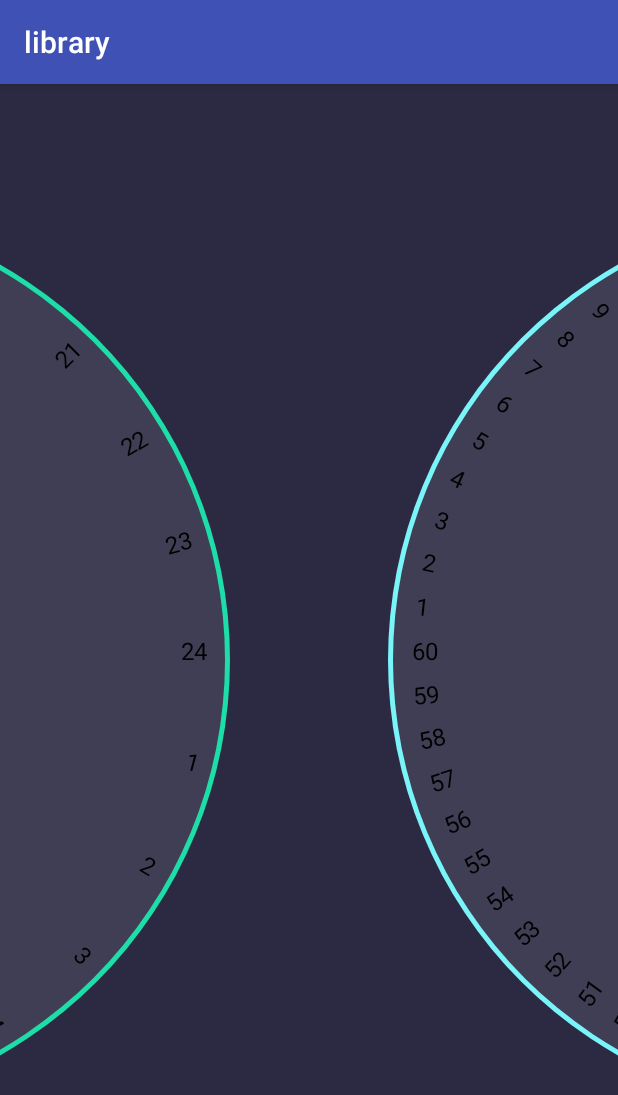
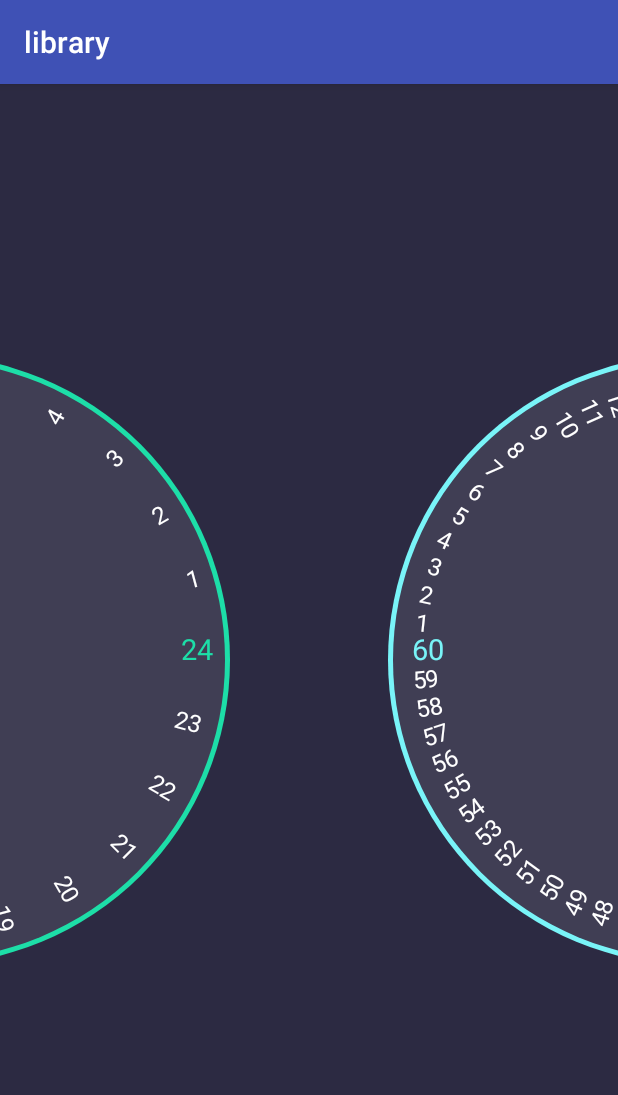
Before and after one commit to TeeRawk/time-picker, an Android app: the screen it shows after launch (MainActivity), on a phone screen of 412 x 824 dp. Shown: the top 1095 px of the screen. Run offline under Robolectric (Android 15) with nearby library versions, the phone set to English and light mode, and no system bars.

Commit message:
added  showing selected numbers on pickers, added some api to the pickers

```diff
--- a/library/src/main/java/com/yalantis/library/TimePicker.java
+++ b/library/src/main/java/com/yalantis/library/TimePicker.java
@@ -7,6 +7,8 @@ import android.graphics.Color;
 import android.graphics.Paint;
 import android.graphics.Rect;
 import android.os.Handler;
+import android.support.annotation.ColorInt;
+import android.support.annotation.ColorRes;
 import android.support.v4.content.ContextCompat;
 import android.util.AttributeSet;
 import android.view.MotionEvent;
@@ -27,7 +29,7 @@ import com.yalantis.library.utils.VelocityUtils;
  */
 public class TimePicker extends View {
     private final Context mContext = getContext();
-    private final static int CIRCLE_RADIUS_DP = 300;
+    private final static int CIRCLE_RADIUS_DP = 200;
     public final static int MAX_ANGLE = 360;
     private final static int TEXT_OFFSETX_DP = 12;
     private final static int TEXT_SIZE_DP = 16;
@@ -52,6 +54,7 @@ public class TimePicker extends View {
     private int mGravity = 0;
     private boolean isDrag;
     private boolean isRotationAnimating;
+    private Paint mSelectedTextPaint;
     private Paint mCircleStrokePaint;
     private int mAngleBetweenNumbers;
 
@@ -70,8 +73,10 @@ public class TimePicker extends View {
 
     private void init(AttributeSet attrs) {
         int circleColor = Color.WHITE;
-        int textColor = Color.BLACK;
+        int textColor = Color.WHITE;
+        int selectedText = Color.RED;
         int strokeColor = Color.BLACK;
+        int textSize = DimenUtils.convertDpToPixel(getContext(), TEXT_SIZE_DP);
 
         TypedArray a = mContext.getTheme().obtainStyledAttributes(
                 attrs,
@@ -80,31 +85,118 @@ public class TimePicker extends View {
 
         mCircleRadius = DimenUtils.convertDpToPixel(mContext, CIRCLE_RADIUS_DP);
         mCirclePaint = new Paint();
+        mSelectedTextPaint = new Paint();
+        mSelectedTextPaint.setTextSize(DimenUtils.convertDpToPixel(getContext(), TEXT_SIZE_DP + 3));
+
         mCircleStrokePaint = new Paint();
-        mCircleStrokePaint.setColor(ContextCompat.getColor(mContext, R.color.hoursSelectedColor));
-        //TODO extract 3 when design is ready
-        mCircleStrokePaint.setTextSize(DimenUtils.convertDpToPixel(getContext(), TEXT_SIZE_DP + 3));
+
         mTextPaint = new Paint();
-        mTextPaint.setTextSize(DimenUtils.convertDpToPixel(getContext(), TEXT_SIZE_DP));
+
         mTextPaint.setAntiAlias(true);
 
 
         try {
             mNumbersCount = a.getInteger(R.styleable.TimePicker_numbersCount, 12);
             circleColor = a.getColor(R.styleable.TimePicker_clockColor, Color.WHITE);
-            textColor = a.getColor(R.styleable.TimePicker_textColor, Color.BLACK);
+            textColor = a.getColor(R.styleable.TimePicker_textColor, Color.WHITE);
+            selectedText = a.getColor(R.styleable.TimePicker_selectedTextColor, Color.RED);
             strokeColor = a.getColor(R.styleable.TimePicker_strokeColor, Color.BLACK);
+            textSize = a.getDimensionPixelSize(R.styleable.TimePicker_textSize, textSize);
             mGravity = a.getInteger(R.styleable.TimePicker_gravity, 0);
         } finally {
             a.recycle();
         }
         mCirclePaint.setColor(circleColor);
         mTextPaint.setColor(textColor);
+        mSelectedTextPaint.setColor(selectedText);
         mCircleStrokePaint.setColor(strokeColor);
+        mTextPaint.setTextSize(textSize);
+
         mAngleBetweenNumbers = MAX_ANGLE / mNumbersCount;
 
         ViewConfiguration configuration = ViewConfiguration.get(getContext());
         mSlop = configuration.getScaledTouchSlop();
+    }
+
+
+    public int getCircleRadius() {
+        return mCircleRadius;
+    }
+
+    public void setCircleRadius(int circleRadius) {
+        mCircleRadius = circleRadius;
+        invalidate();
+        requestLayout();
+    }
+
+    @ColorInt
+    public int getTextColor() {
+        return mTextPaint.getColor();
+    }
+
+    public void setTextColor(@ColorInt int color) {
+        mTextPaint.setColor(color);
+        invalidate();
+    }
+
+    public void setTextColorRes(@ColorRes int color) {
+        mTextPaint.setColor(ContextCompat.getColor(mContext, color));
+        invalidate();
+    }
+
+    @ColorInt
+    public int getSelectedTextColor() {
+        return mSelectedTextPaint.getColor();
+    }
+
+    public void setSelectedTextColor(@ColorInt int color) {
+        mSelectedTextPaint.setColor(color);
+        invalidate();
+    }
+
+    public void setSelectedTextColorRes(@ColorRes int color) {
+        mSelectedTextPaint.setColor(ContextCompat.getColor(mContext, color));
+        invalidate();
+    }
+
+    @ColorInt
+    public int getCircleColor() {
+        return mCirclePaint.getColor();
+    }
+
+    public void setCircleColor(@ColorInt int color) {
+        mCirclePaint.setColor(color);
+        invalidate();
+    }
+
+    public void setCircleColorRes(@ColorRes int color) {
+        mCirclePaint.setColor(ContextCompat.getColor(mContext, color));
+        invalidate();
+    }
+
+    public void setTextSize(float textSize) {
+        mTextPaint.setTextSize(textSize);
+        invalidate();
+        requestLayout();
+    }
+
+    public float getTextSize() {
+        return mTextPaint.getTextSize();
+    }
+
+    public void setSelectedNumber(int number) {
+        mRotateAngle = number * mAngleBetweenNumbers;
+        invalidate();
+    }
+
+    public float getSelectedNumber() {
+        float selectedNumber = (float) Math.floor(mRotateAngle) / (MAX_ANGLE / mNumbersCount);
+        if (selectedNumber <= 0) {
+            selectedNumber = mNumbersCount + selectedNumber;
+        } else if (selectedNumber == 0) {
+            selectedNumber = mNumbersCount;
+        }
+        return selectedNumber;
     }
 
     @Override
@@ -112,9 +204,9 @@ public class TimePicker extends View {
         super.onMeasure(widthMeasureSpec, heightMeasureSpec);
         //checking the gravity and mirroring the time picker
         if (mGravity == 0) {
-            mCirclePositionX = -mCircleRadius / 2;
+            mCirclePositionX = -mCircleRadius / 4;
         } else {
-            mCirclePositionX = getMeasuredWidth() + mCircleRadius / 2;
+            mCirclePositionX = getMeasuredWidth() + mCircleRadius / 4;
         }
         mCirclePositionY = getMeasuredHeight() / 2;
     }
@@ -123,46 +215,60 @@ public class TimePicker extends View {
     protected void onDraw(Canvas canvas) {
         super.onDraw(canvas);
         canvas.save();
-        drawWatchFace(canvas, mCirclePositionX, mCirclePositionY);
+        drawWatchFace(canvas);
         canvas.restore();
     }
 
-    private void drawWatchFace(final Canvas canvas, float circleX, float circleY) {
+    private void drawWatchFace(final Canvas canvas) {
+
+        float selectedNumber = getSelectedNumber();
         // we should rotate in a different direction when view has right gravity,
         // to ensure all two pickers rotating in the same direction
         if (mGravity == 0) {
-            canvas.rotate(mRotateAngle, circleX, circleY);
+            canvas.rotate(mRotateAngle, mCirclePositionX, mCirclePositionY);
         } else {
-            canvas.rotate(-mRotateAngle, circleX, circleY);
+            canvas.rotate(-mRotateAngle, mCirclePositionX, mCirclePositionY);
         }
 
         //TODO extract 5 when design is ready
-        canvas.drawCircle(circleX, circleY, mCircleRadius + 5, mCircleStrokePaint);
-        canvas.drawCircle(circleX, circleY, mCircleRadius, mCirclePaint);
+        canvas.drawCircle(mCirclePositionX, mCirclePositionY, mCircleRadius + 5, mCircleStrokePaint);
 
-        drawNumbersOnWatchFace(canvas, circleX, circleY);
+        canvas.drawCircle(mCirclePositionX, mCirclePositionY, mCircleRadius, mCirclePaint);
+
+
+        drawNumbersOnWatchFace(canvas, Math.round(selectedNumber));
     }
 
-    private void drawNumbersOnWatchFace(Canvas canvas, float circleX, float circleY) {
+    private void drawNumbersOnWatchFace(Canvas canvas, int selectedNumber) {
         for (int i = 1; i <= mNumbersCount; i++) {
             final String text = String.valueOf(i);
-            drawNumber(canvas, circleX, circleY, text, getTextX(circleX, text));
+            drawNumber(canvas, text, selectedNumber);
         }
     }
 
-    private float getTextX(float circleX, String text) {
+    private float getTextX(String text) {
         final Rect textBounds = new Rect();
         mTextPaint.getTextBounds(text, 0, text.length(), textBounds);
         if (mGravity == 0) {
-            return circleX + (mCircleRadius) - textBounds.right - DimenUtils.convertDpToPixel(mContext, TEXT_OFFSETX_DP);
+            return mCirclePositionX + (mCircleRadius) - textBounds.right - DimenUtils.convertDpToPixel(mContext, TEXT_OFFSETX_DP);
         } else {
-            return circleX - mCircleRadius + textBounds.left + DimenUtils.convertDpToPixel(mContext, TEXT_OFFSETX_DP);
+            return mCirclePositionX - mCircleRadius + textBounds.left + DimenUtils.convertDpToPixel(mContext, TEXT_OFFSETX_DP);
         }
     }
 
-    private void drawNumber(Canvas canvas, float circleX, float circleY, String text, float textX) {
-        canvas.rotate(MAX_ANGLE / mNumbersCount, circleX, circleY);
-        canvas.drawText(text, textX, circleY, mTextPaint);
+    private void drawNumber(Canvas canvas, String text, int selectedNumber) {
+        if (mGravity == 0) {
+            canvas.rotate(-MAX_ANGLE / mNumbersCount, mCirclePositionX, mCirclePositionY);
+
+        } else {
+            canvas.rotate(MAX_ANGLE / mNumbersCount, mCirclePositionX, mCirclePositionY);
+        }
+        float textX = getTextX(text);
+        if (Integer.valueOf(text) == selectedNumber) {
+            canvas.drawText(text, textX, mCirclePositionY, mSelectedTextPaint);
+        } else {
+            canvas.drawText(text, textX, mCirclePositionY, mTextPaint);
+        }
     }
 
     @Override
@@ -175,7 +281,7 @@ public class TimePicker extends View {
                 return true;
             }
             case MotionEvent.ACTION_UP: {
-                if (!MathUtils.isAngleAtNumber(mRotateAngle, mNumbersCount, MAX_ANGLE)) {
+                if (!MathUtils.isAngleAtNumber(mRotateAngle, mAngleBetweenNumbers)) {
                     rotateAnimation();
                 }
                 return true;
--- a/library/src/main/res/layout/layout_time_picker_holder.xml
+++ b/library/src/main/res/layout/layout_time_picker_holder.xml
@@ -12,6 +12,7 @@
         android:layout_weight="1"
         app:clockColor="@color/clockBG"
         app:numbersCount="24"
+        app:selectedTextColor="@color/hoursSelectedColor"
         app:strokeColor="@color/hoursSelectedColor"/>
 
     <com.yalantis.library.TimePicker
@@ -20,8 +21,10 @@
         android:layout_height="match_parent"
         android:layout_weight="1"
         app:clockColor="@color/clockBG"
+        android:clickable="false"
         app:gravity="right"
         app:numbersCount="60"
+        app:selectedTextColor="@color/minutesSelectedColor"
         app:strokeColor="@color/minutesSelectedColor"/>
 
 </LinearLayout>
--- a/library/src/main/res/values/attrs.xml
+++ b/library/src/main/res/values/attrs.xml
@@ -2,9 +2,11 @@
 <resources>
     <declare-styleable name="TimePicker">
         <attr name="numbersCount" format="integer"/>
+        <attr name="textSize" format="dimension"/>
         <attr name="clockColor" format="color"/>
         <attr name="startValue" format="integer"/>
         <attr name="textColor" format="color"/>
+        <attr name="selectedTextColor" format="color"/>
         <attr name="strokeColor" format="color"/>
         <attr name="gravity" format="enum">
             <enum name="left" value="1"/>
```
Also changed, not shown: library/src/main/java/com/yalantis/library/utils/MathUtils.java (+6 -3 lines).
